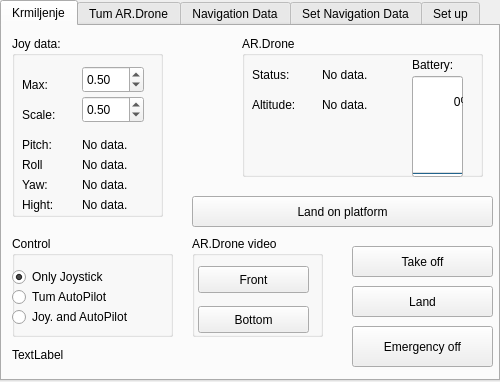
JonNatanael/ardrone_gui, file src/my_namespace/my_plugin.ui: the form before one commit.
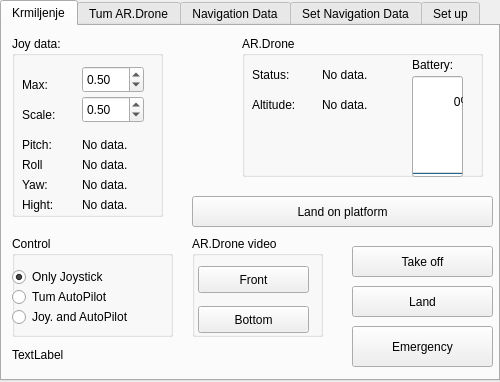
The form after the commit.

Commit message: Added emergency toggle.

```diff
--- a/src/my_namespace/my_plugin.ui
+++ b/src/my_namespace/my_plugin.ui
@@ -439,8 +439,17 @@
        <height>41</height>
       </rect>
      </property>
+     <property name="styleSheet">
+      <string notr="true">:checked{
+	/*background-color: #888;*/
+	color: #F00;
+}</string>
+     </property>
      <property name="text">
-      <string>Emergency off</string>
+      <string>Emergency</string>
+     </property>
+     <property name="checkable">
+      <bool>true</bool>
      </property>
     </widget>
     <widget class="QGroupBox" name="groupBox_10">
```
The commit also changes 2 other files.
